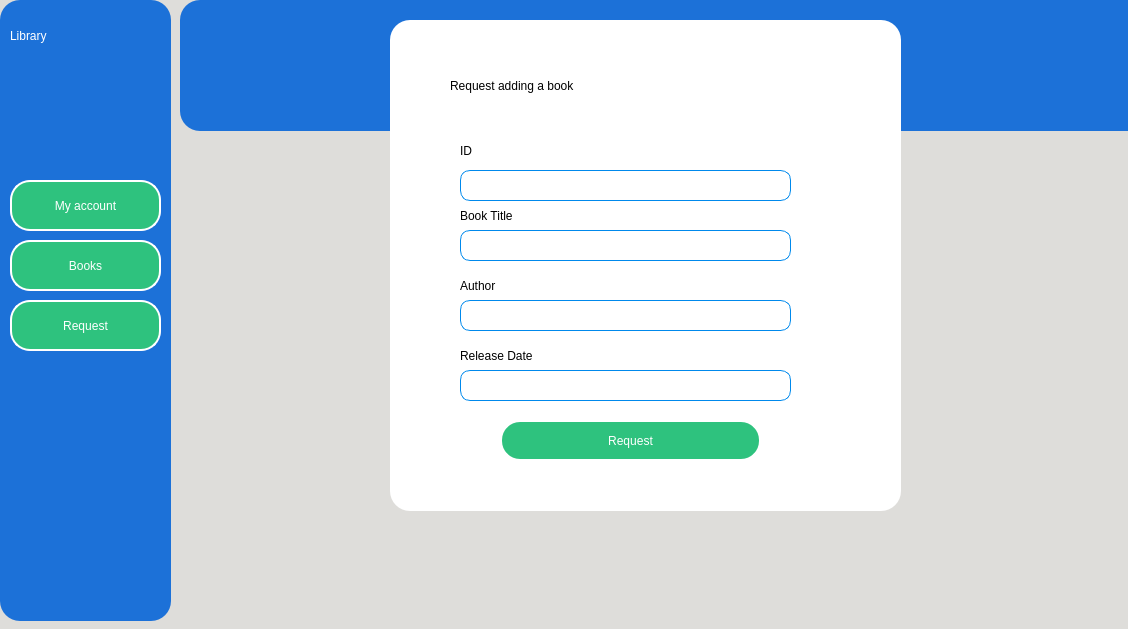
Before: the Qt Designer form Library Management/Windows_Ui/Assets/Ui/Request.ui in mohammedyazid/Library, drawn with Qt 5.
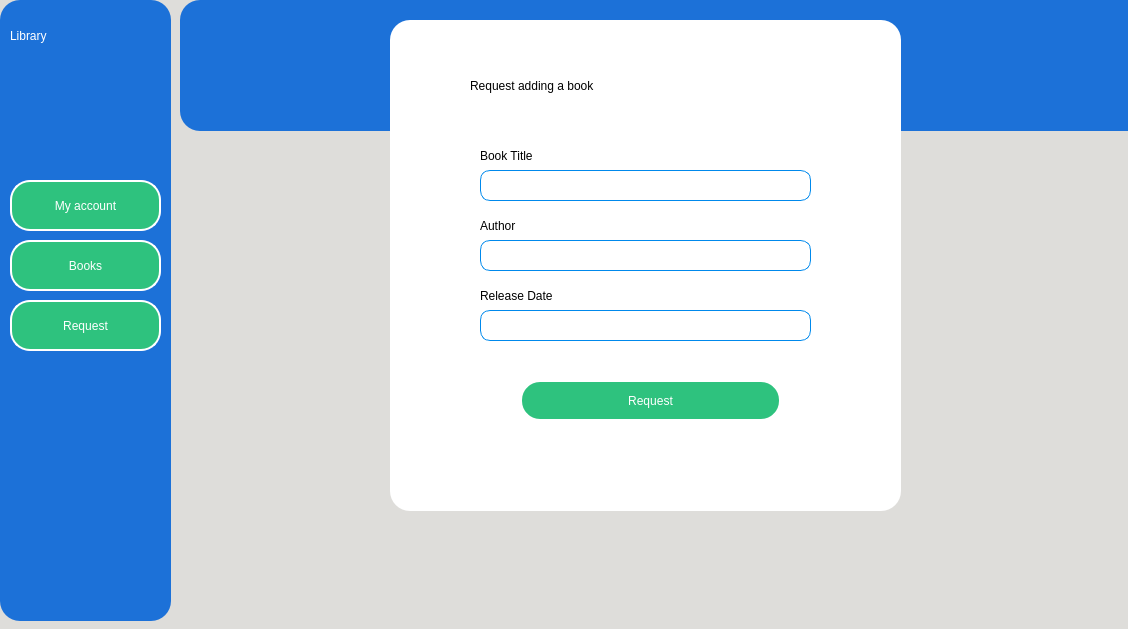
After: the same form once the commit is applied. Icons and pictures are not drawn.

The edit to the form file:
```diff
--- a/Library Management/Windows_Ui/Assets/Ui/Request.ui
+++ b/Library Management/Windows_Ui/Assets/Ui/Request.ui
@@ -376,8 +376,8 @@
     <widget class="QLabel" name="label38">
      <property name="geometry">
       <rect>
-       <x>70</x>
-       <y>180</y>
+       <x>90</x>
+       <y>120</y>
        <width>91</width>
        <height>31</height>
       </rect>
@@ -389,41 +389,11 @@
       <string>Book Title</string>
      </property>
     </widget>
-    <widget class="QTextEdit" name="mr_btitlein">
-     <property name="geometry">
-      <rect>
-       <x>70</x>
-       <y>210</y>
-       <width>331</width>
-       <height>31</height>
-      </rect>
-     </property>
-     <property name="styleSheet">
-      <string notr="true">background-color: white;
-border-style: solid;
-border-width: 1px;
-border-color:rgb(0, 137, 236);
-border-radius: 10px;
-font: 75 14pt &quot;Ubuntu Mono&quot;;
-
-</string>
-     </property>
-     <property name="verticalScrollBarPolicy">
-      <enum>Qt::ScrollBarAlwaysOff</enum>
-     </property>
-     <property name="html">
-      <string>&lt;!DOCTYPE HTML PUBLIC &quot;-//W3C//DTD HTML 4.0//EN&quot; &quot;http://www.w3.org/TR/REC-html40/strict.dtd&quot;&gt;
-&lt;html&gt;&lt;head&gt;&lt;meta name=&quot;qrichtext&quot; content=&quot;1&quot; /&gt;&lt;style type=&quot;text/css&quot;&gt;
-p, li { white-space: pre-wrap; }
-&lt;/style&gt;&lt;/head&gt;&lt;body style=&quot; font-family:'Ubuntu Mono'; font-size:14pt; font-weight:72; font-style:normal;&quot;&gt;
-&lt;p style=&quot;-qt-paragraph-type:empty; margin-top:0px; margin-bottom:0px; margin-left:0px; margin-right:0px; -qt-block-indent:0; text-indent:0px; font-family:'Ubuntu'; font-size:11pt; font-weight:400;&quot;&gt;&lt;br /&gt;&lt;/p&gt;&lt;/body&gt;&lt;/html&gt;</string>
-     </property>
-    </widget>
     <widget class="QLabel" name="label39">
      <property name="geometry">
       <rect>
-       <x>70</x>
-       <y>250</y>
+       <x>90</x>
+       <y>190</y>
        <width>91</width>
        <height>31</height>
       </rect>
@@ -435,41 +405,11 @@
       <string>Author</string>
      </property>
     </widget>
-    <widget class="QTextEdit" name="mr_authorin">
-     <property name="geometry">
-      <rect>
-       <x>70</x>
-       <y>280</y>
-       <width>331</width>
-       <height>31</height>
-      </rect>
-     </property>
-     <property name="styleSheet">
-      <string notr="true">background-color: white;
-border-style: solid;
-border-width: 1px;
-border-color:rgb(0, 137, 236);
-border-radius: 10px;
-font: 75 14pt &quot;Ubuntu Mono&quot;;
-
-</string>
-     </property>
-     <property name="verticalScrollBarPolicy">
-      <enum>Qt::ScrollBarAlwaysOff</enum>
-     </property>
-     <property name="html">
-      <string>&lt;!DOCTYPE HTML PUBLIC &quot;-//W3C//DTD HTML 4.0//EN&quot; &quot;http://www.w3.org/TR/REC-html40/strict.dtd&quot;&gt;
-&lt;html&gt;&lt;head&gt;&lt;meta name=&quot;qrichtext&quot; content=&quot;1&quot; /&gt;&lt;style type=&quot;text/css&quot;&gt;
-p, li { white-space: pre-wrap; }
-&lt;/style&gt;&lt;/head&gt;&lt;body style=&quot; font-family:'Ubuntu Mono'; font-size:14pt; font-weight:72; font-style:normal;&quot;&gt;
-&lt;p style=&quot;-qt-paragraph-type:empty; margin-top:0px; margin-bottom:0px; margin-left:0px; margin-right:0px; -qt-block-indent:0; text-indent:0px; font-family:'Ubuntu'; font-size:11pt; font-weight:400;&quot;&gt;&lt;br /&gt;&lt;/p&gt;&lt;/body&gt;&lt;/html&gt;</string>
-     </property>
-    </widget>
     <widget class="QLabel" name="label40">
      <property name="geometry">
       <rect>
-       <x>70</x>
-       <y>320</y>
+       <x>90</x>
+       <y>260</y>
        <width>121</width>
        <height>31</height>
       </rect>
@@ -481,41 +421,11 @@
       <string>Release Date</string>
      </property>
     </widget>
-    <widget class="QTextEdit" name="mr_rdatein">
-     <property name="geometry">
-      <rect>
-       <x>70</x>
-       <y>350</y>
-       <width>331</width>
-       <height>31</height>
-      </rect>
-     </property>
-     <property name="styleSheet">
-      <string notr="true">background-color: white;
-border-style: solid;
-border-width: 1px;
-border-color:rgb(0, 137, 236);
-border-radius: 10px;
-font: 75 14pt &quot;Ubuntu Mono&quot;;
-
-</string>
-     </property>
-     <property name="verticalScrollBarPolicy">
-      <enum>Qt::ScrollBarAlwaysOff</enum>
-     </property>
-     <property name="html">
-      <string>&lt;!DOCTYPE HTML PUBLIC &quot;-//W3C//DTD HTML 4.0//EN&quot; &quot;http://www.w3.org/TR/REC-html40/strict.dtd&quot;&gt;
-&lt;html&gt;&lt;head&gt;&lt;meta name=&quot;qrichtext&quot; content=&quot;1&quot; /&gt;&lt;style type=&quot;text/css&quot;&gt;
-p, li { white-space: pre-wrap; }
-&lt;/style&gt;&lt;/head&gt;&lt;body style=&quot; font-family:'Ubuntu Mono'; font-size:14pt; font-weight:72; font-style:normal;&quot;&gt;
-&lt;p style=&quot;-qt-paragraph-type:empty; margin-top:0px; margin-bottom:0px; margin-left:0px; margin-right:0px; -qt-block-indent:0; text-indent:0px; font-family:'Ubuntu'; font-size:11pt; font-weight:400;&quot;&gt;&lt;br /&gt;&lt;/p&gt;&lt;/body&gt;&lt;/html&gt;</string>
-     </property>
-    </widget>
     <widget class="QPushButton" name="mr_reqbtn">
      <property name="geometry">
       <rect>
-       <x>110</x>
-       <y>400</y>
+       <x>130</x>
+       <y>360</y>
        <width>261</width>
        <height>41</height>
       </rect>
@@ -560,56 +470,10 @@
       </size>
      </property>
     </widget>
-    <widget class="QTextEdit" name="mr_idin">
-     <property name="geometry">
-      <rect>
-       <x>70</x>
-       <y>150</y>
-       <width>331</width>
-       <height>31</height>
-      </rect>
-     </property>
-     <property name="styleSheet">
-      <string notr="true">background-color: white;
-border-style: solid;
-border-width: 1px;
-border-color:rgb(0, 137, 236);
-border-radius: 10px;
-font: 75 14pt &quot;Ubuntu Mono&quot;;
-
-</string>
-     </property>
-     <property name="verticalScrollBarPolicy">
-      <enum>Qt::ScrollBarAlwaysOff</enum>
-     </property>
-     <property name="html">
-      <string>&lt;!DOCTYPE HTML PUBLIC &quot;-//W3C//DTD HTML 4.0//EN&quot; &quot;http://www.w3.org/TR/REC-html40/strict.dtd&quot;&gt;
-&lt;html&gt;&lt;head&gt;&lt;meta name=&quot;qrichtext&quot; content=&quot;1&quot; /&gt;&lt;style type=&quot;text/css&quot;&gt;
-p, li { white-space: pre-wrap; }
-&lt;/style&gt;&lt;/head&gt;&lt;body style=&quot; font-family:'Ubuntu Mono'; font-size:14pt; font-weight:72; font-style:normal;&quot;&gt;
-&lt;p style=&quot;-qt-paragraph-type:empty; margin-top:0px; margin-bottom:0px; margin-left:0px; margin-right:0px; -qt-block-indent:0; text-indent:0px; font-family:'Ubuntu'; font-size:11pt; font-weight:400;&quot;&gt;&lt;br /&gt;&lt;/p&gt;&lt;/body&gt;&lt;/html&gt;</string>
-     </property>
-    </widget>
-    <widget class="QLabel" name="label37">
-     <property name="geometry">
-      <rect>
-       <x>70</x>
-       <y>120</y>
-       <width>41</width>
-       <height>21</height>
-      </rect>
-     </property>
-     <property name="styleSheet">
-      <string notr="true">font: 75 16pt &quot;Ubuntu&quot;;</string>
-     </property>
-     <property name="text">
-      <string>ID</string>
-     </property>
-    </widget>
     <widget class="QLabel" name="label36">
      <property name="geometry">
       <rect>
-       <x>60</x>
+       <x>80</x>
        <y>30</y>
        <width>371</width>
        <height>71</height>
@@ -624,6 +488,150 @@
       <string>Request adding a book</string>
      </property>
     </widget>
+    <widget class="QLineEdit" name="mr_btitlein">
+     <property name="geometry">
+      <rect>
+       <x>90</x>
+       <y>150</y>
+       <width>331</width>
+       <height>31</height>
+      </rect>
+     </property>
+     <property name="font">
+      <font>
+       <family>Ubuntu Mono</family>
+       <pointsize>13</pointsize>
+       <weight>9</weight>
+       <italic>false</italic>
+       <bold>false</bold>
+      </font>
+     </property>
+     <property name="styleSheet">
+      <string notr="true">background-color: white;
+border-style: solid;
+border-width: 1px;
+border-color:rgb(0, 137, 236);
+border-radius: 10px;
+font: 75 13pt &quot;Ubuntu Mono&quot;;
+
+
+</string>
+     </property>
+     <property name="maxLength">
+      <number>100</number>
+     </property>
+     <property name="echoMode">
+      <enum>QLineEdit::Normal</enum>
+     </property>
+     <property name="dragEnabled">
+      <bool>true</bool>
+     </property>
+     <property name="placeholderText">
+      <string/>
+     </property>
+     <property name="cursorMoveStyle">
+      <enum>Qt::LogicalMoveStyle</enum>
+     </property>
+     <property name="clearButtonEnabled">
+      <bool>true</bool>
+     </property>
+    </widget>
+    <widget class="QLineEdit" name="mr_authorin">
+     <property name="geometry">
+      <rect>
+       <x>90</x>
+       <y>220</y>
+       <width>331</width>
+       <height>31</height>
+      </rect>
+     </property>
+     <property name="font">
+      <font>
+       <family>Ubuntu Mono</family>
+       <pointsize>13</pointsize>
+       <weight>9</weight>
+       <italic>false</italic>
+       <bold>false</bold>
+      </font>
+     </property>
+     <property name="styleSheet">
+      <string notr="true">background-color: white;
+border-style: solid;
+border-width: 1px;
+border-color:rgb(0, 137, 236);
+border-radius: 10px;
+font: 75 13pt &quot;Ubuntu Mono&quot;;
+
+
+</string>
+     </property>
+     <property name="maxLength">
+      <number>100</number>
+     </property>
+     <property name="echoMode">
+      <enum>QLineEdit::Normal</enum>
+     </property>
+     <property name="dragEnabled">
+      <bool>true</bool>
+     </property>
+     <property name="placeholderText">
+      <string/>
+     </property>
+     <property name="cursorMoveStyle">
+      <enum>Qt::LogicalMoveStyle</enum>
+     </property>
+     <property name="clearButtonEnabled">
+      <bool>true</bool>
+     </property>
+    </widget>
+    <widget class="QLineEdit" name="mr_rdatein">
+     <property name="geometry">
+      <rect>
+       <x>90</x>
+       <y>290</y>
+       <width>331</width>
+       <height>31</height>
+      </rect>
+     </property>
+     <property name="font">
+      <font>
+       <family>Ubuntu Mono</family>
+       <pointsize>13</pointsize>
+       <weight>9</weight>
+       <italic>false</italic>
+       <bold>false</bold>
+      </font>
+     </property>
+     <property name="styleSheet">
+      <string notr="true">background-color: white;
+border-style: solid;
+border-width: 1px;
+border-color:rgb(0, 137, 236);
+border-radius: 10px;
+font: 75 13pt &quot;Ubuntu Mono&quot;;
+
+
+</string>
+     </property>
+     <property name="maxLength">
+      <number>100</number>
+     </property>
+     <property name="echoMode">
+      <enum>QLineEdit::Normal</enum>
+     </property>
+     <property name="dragEnabled">
+      <bool>true</bool>
+     </property>
+     <property name="placeholderText">
+      <string/>
+     </property>
+     <property name="cursorMoveStyle">
+      <enum>Qt::LogicalMoveStyle</enum>
+     </property>
+     <property name="clearButtonEnabled">
+      <bool>true</bool>
+     </property>
+    </widget>
    </widget>
    <widget class="QFrame" name="frame_14">
     <property name="geometry">
```
